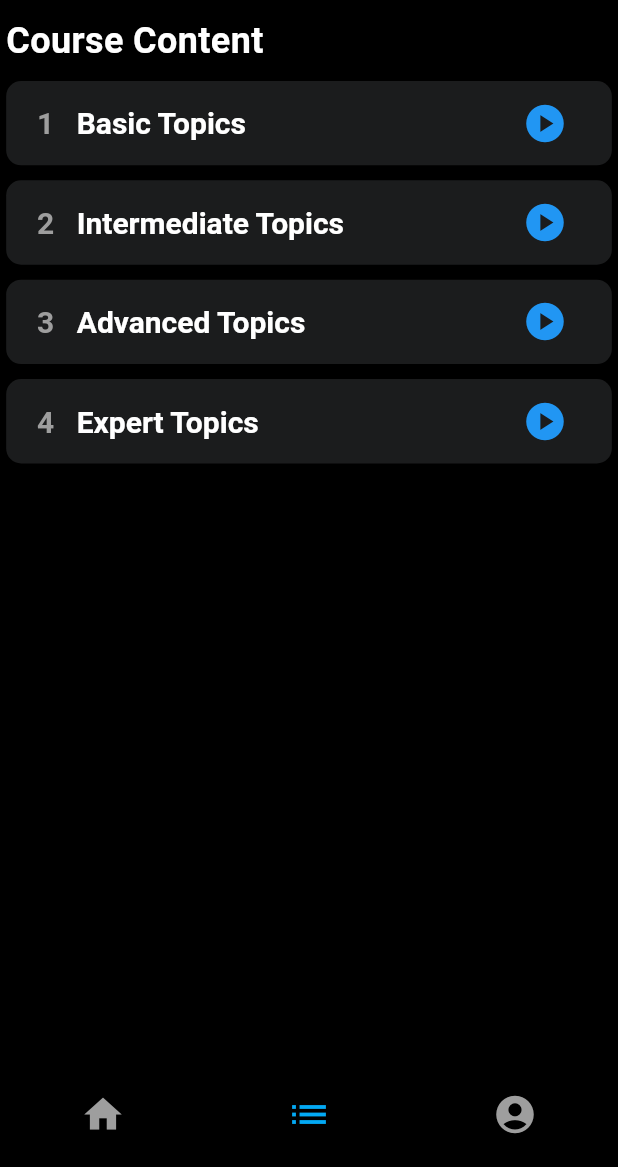
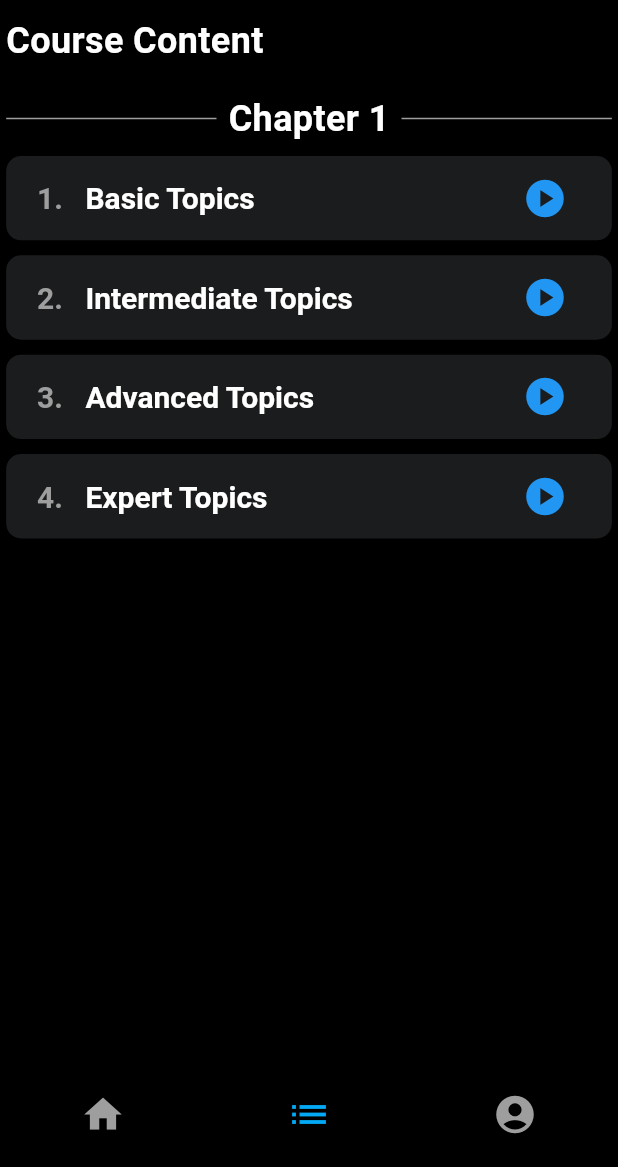
Before and after one commit to dopeCoded/bero, a Flutter app: the screen it shows after launch, item 2 of the bottom bar chosen, on a phone screen of 412 x 824 dp, the part 69-1236 px from its top. Run offline on Flutter 3.47's test engine with Material 3 defaults, Android fonts, the light colour scheme and no system bars.

Commit message:
changed layout

```diff
--- a/lib/home_screen.dart
+++ b/lib/home_screen.dart
@@ -72,9 +72,6 @@ class HomeScreenState extends State<HomeScreen> {
                           crossAxisAlignment: CrossAxisAlignment.start,
                           children: <Widget>[
                             Text('Chapter 1', style: TextStyle(fontSize: 20, fontWeight: FontWeight.bold, color: Colors.white)),
-                            Text(''),
-                            Text('Lesson 1:', style: TextStyle(fontSize: 18, color: Colors.white),),
-                            Text('Basic Topics', style: TextStyle(fontSize: 18, color: Colors.grey),),
                           ],
                         ),
                       ),
@@ -99,9 +96,7 @@ class HomeScreenState extends State<HomeScreen> {
                     crossAxisAlignment: CrossAxisAlignment.start,
                     children: <Widget>[
                       Text('Chapter 1', style: TextStyle(fontSize: 20, fontWeight: FontWeight.bold, color: Colors.white)),
-                      Text(''),
-                      Text('Lesson 2:', style: TextStyle(fontSize: 18, color: Colors.white)),
-                      Text('Advanced Topics', style: TextStyle(fontSize: 18, color: Colors.grey)),
+                      Text('2.  Advanced Topics', style: TextStyle(fontSize: 18, color: Colors.grey)),
                       SizedBox(height: 20),
                       Center(  // Center ウィジェットを追加してボタンを中央に配置
                         child: ElevatedButton(
--- a/lib/list.dart
+++ b/lib/list.dart
@@ -1,6 +1,5 @@
 import 'package:flutter/material.dart';
 import 'lecture.dart';
-import 'dart:math' as math;
 
 class ListScreen extends StatefulWidget {
   const ListScreen({super.key});
@@ -66,13 +65,14 @@ class ListScreenState extends State<ListScreen> {
                   style: TextStyle(fontSize: 24, fontWeight: FontWeight.bold, color: Colors.white),
                 ),
                 SizedBox(height: 10),
+                styledHeader('Chapter 1'),  // Styled header with lines
                 ...lessons.asMap().entries.map((entry) {
                   int idx = entry.key;
                   String lesson = entry.value;
                   return Column(
                     children: [
                       lessonWidget(context, idx, lesson),
-                      SizedBox(height: 10),  // ここで間に余白を挟む
+                      SizedBox(height: 10),  // Space between items
                     ],
                   );
                 }).toList(),
@@ -99,7 +99,7 @@ class ListScreenState extends State<ListScreen> {
             text: TextSpan(
               children: [
                 TextSpan(
-                  text: '${index + 1}   ',  // インデックスを1から数えるように +1
+                  text: '${index + 1}.   ',
                   style: TextStyle(fontSize: 20, fontWeight: FontWeight.bold, color: Colors.grey),
                 ),
                 TextSpan(
@@ -116,8 +116,7 @@ class ListScreenState extends State<ListScreen> {
               Navigator.push(
                 context,
                 MaterialPageRoute(
-                  builder: (context) =>
-                      LectureScreen(),
+                  builder: (context) => LectureScreen(),
                 ),
               );
             },
@@ -126,4 +125,34 @@ class ListScreenState extends State<ListScreen> {
       ),
     );
   }
+
+  Widget styledHeader(String text) {
+    return Container(
+      padding: EdgeInsets.symmetric(vertical: 8),
+      width: MediaQuery.of(context).size.width,
+      color: Colors.black,  // Set the background to black
+      child: Row(
+        children: [
+          Expanded(
+            child: Divider(color: Colors.grey),
+          ),
+          Padding(
+            padding: EdgeInsets.symmetric(horizontal: 8),
+            child: Text(
+              text,
+              textAlign: TextAlign.center,
+              style: TextStyle(
+                color: Colors.white,
+                fontWeight: FontWeight.bold,
+                fontSize: 24,
+              ),
+            ),
+          ),
+          Expanded(
+            child: Divider(color: Colors.grey),
+          ),
+        ],
+      ),
+    );
+  }
 }
```
